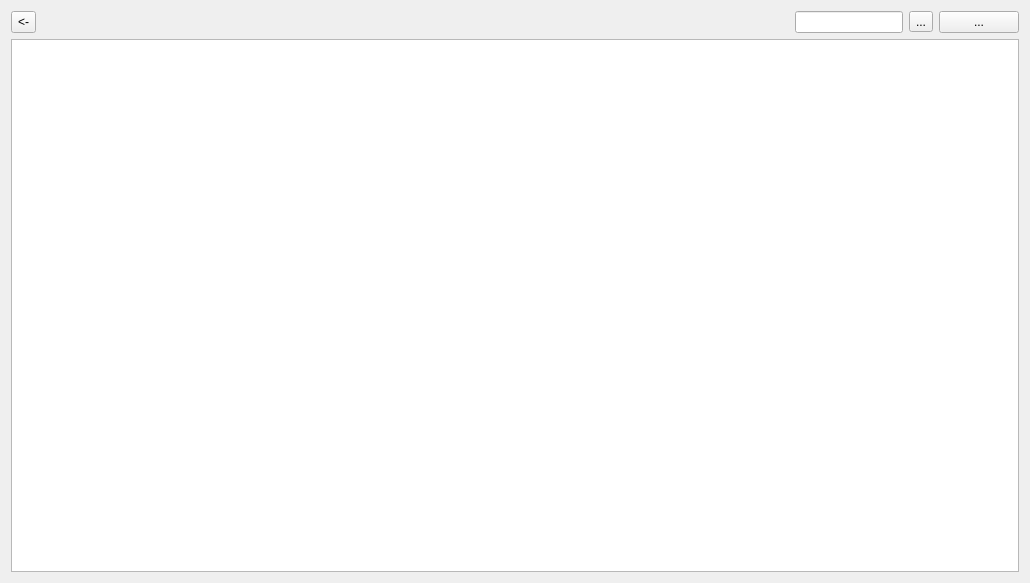
U-1055/Notizen, file data/gui_data/ui/note_window.ui: the form before one commit.
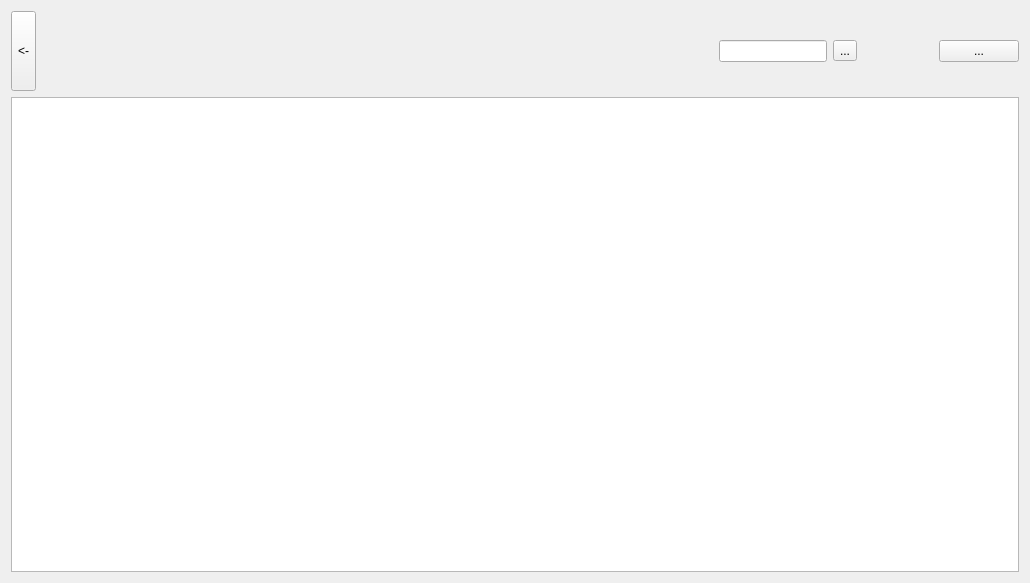
The form after the commit. Custom widgets are drawn as their Qt base class.

```diff
--- a/data/gui_data/ui/note_window.ui
+++ b/data/gui_data/ui/note_window.ui
@@ -10,6 +10,12 @@
     <height>583</height>
    </rect>
   </property>
+  <property name="sizePolicy">
+   <sizepolicy hsizetype="Minimum" vsizetype="Minimum">
+    <horstretch>0</horstretch>
+    <verstretch>0</verstretch>
+   </sizepolicy>
+  </property>
   <property name="windowTitle">
    <string>Form</string>
   </property>
@@ -17,7 +23,7 @@
    <item>
     <layout class="QVBoxLayout" name="verticalLayout_2" stretch="1,11">
      <item>
-      <layout class="QHBoxLayout" name="horizontalLayout" stretch="1,2,10,0,1">
+      <layout class="QHBoxLayout" name="horizontalLayout" stretch="1,4,1,0,1">
        <property name="sizeConstraint">
         <enum>QLayout::SetMaximumSize</enum>
        </property>
@@ -36,6 +42,18 @@
        </item>
        <item alignment="Qt::AlignLeft|Qt::AlignTop">
         <widget class="TagWidget" name="wdg_tags" native="true">
+         <property name="sizePolicy">
+          <sizepolicy hsizetype="Preferred" vsizetype="Minimum">
+           <horstretch>0</horstretch>
+           <verstretch>0</verstretch>
+          </sizepolicy>
+         </property>
+         <property name="minimumSize">
+          <size>
+           <width>500</width>
+           <height>80</height>
+          </size>
+         </property>
          <property name="maximumSize">
           <size>
            <width>16777215</width>
```
